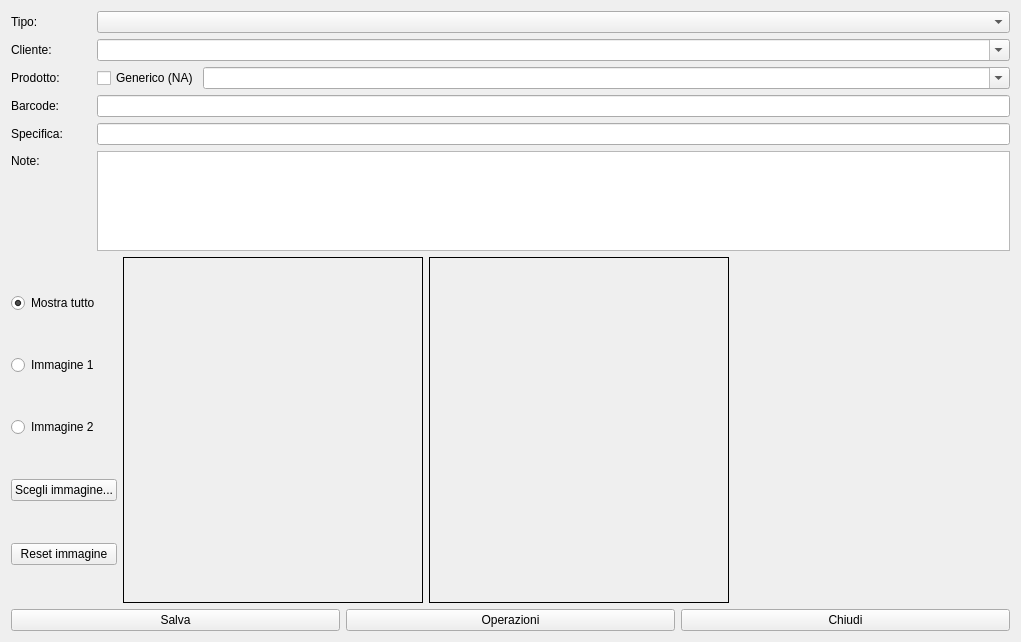
Qt form ftagsmov.ui (fblabs/CLTags) before a commit.
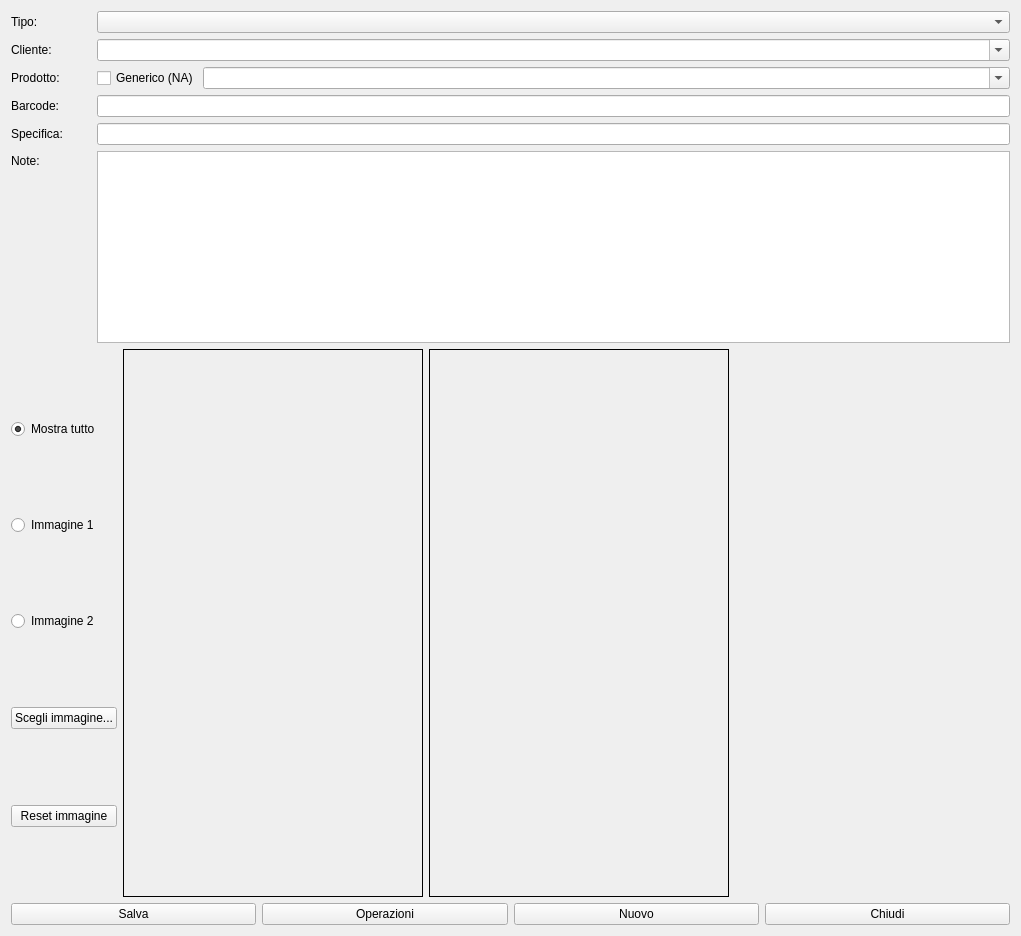
The same form after that commit. Icons and pictures are not drawn.

```diff
--- a/ftagsmov.ui
+++ b/ftagsmov.ui
@@ -10,7 +10,7 @@
     <x>0</x>
     <y>0</y>
     <width>1021</width>
-    <height>642</height>
+    <height>936</height>
    </rect>
   </property>
   <property name="minimumSize">
@@ -228,13 +228,13 @@
        <property name="minimumSize">
         <size>
          <width>0</width>
-         <height>100</height>
+         <height>0</height>
         </size>
        </property>
        <property name="maximumSize">
         <size>
          <width>16777215</width>
-         <height>100</height>
+         <height>16777215</height>
         </size>
        </property>
        <property name="baseSize">
@@ -497,6 +497,23 @@
        </property>
       </widget>
      </item>
+     <item>
+      <widget class="QPushButton" name="pbNew">
+       <property name="text">
+        <string>Nuovo</string>
+       </property>
+       <property name="icon">
+        <iconset resource="resources.qrc">
+         <normaloff>:/resources/icons/8721738_add_plus_+_icon.png</normaloff>:/resources/icons/8721738_add_plus_+_icon.png</iconset>
+       </property>
+       <property name="iconSize">
+        <size>
+         <width>32</width>
+         <height>32</height>
+        </size>
+       </property>
+      </widget>
+     </item>
      <item>
       <widget class="QPushButton" name="pbClose">
        <property name="text">
```
Left out of the diff: 3 changed lines with no effect on the pictures.
